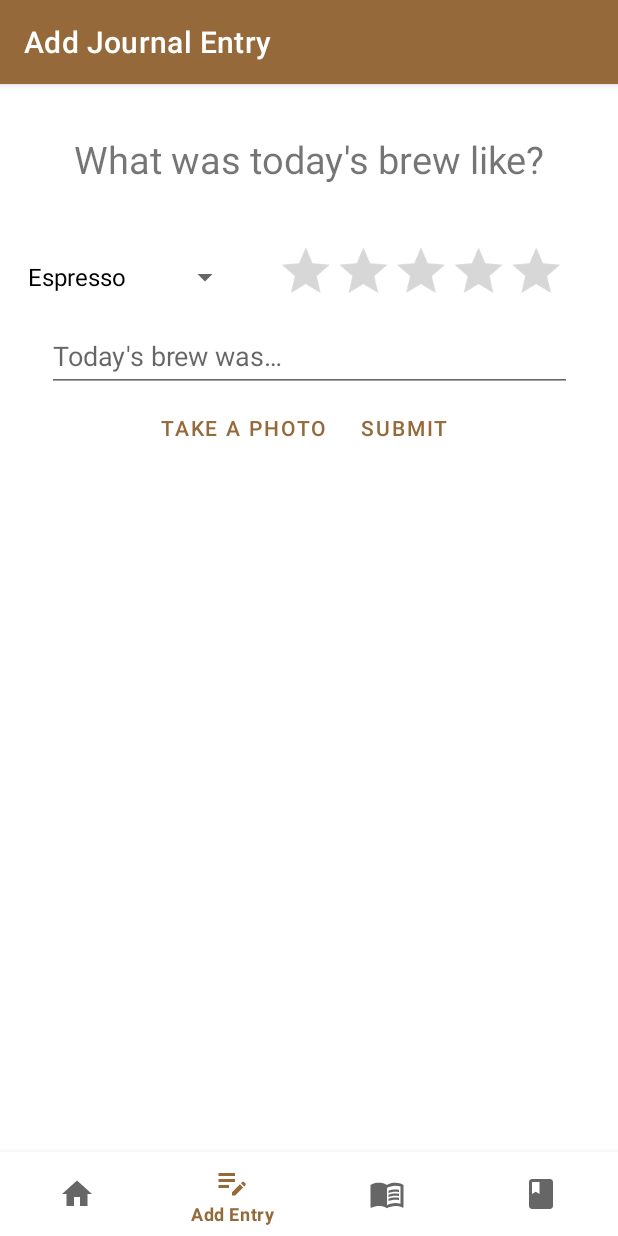
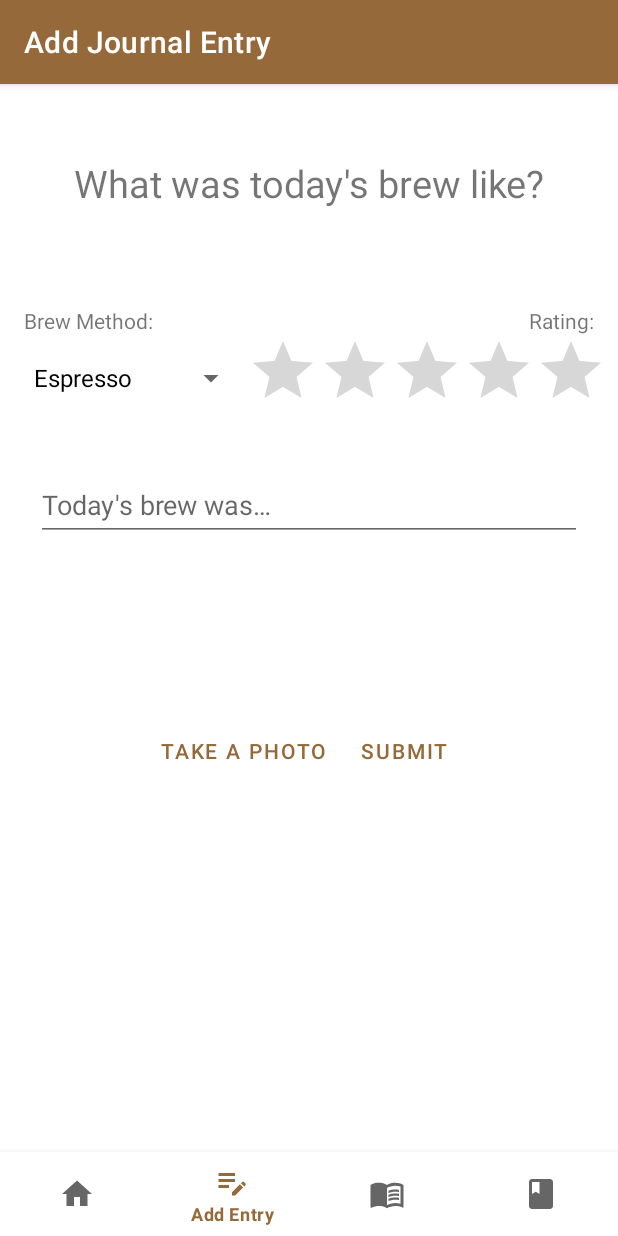
Before and after one commit to limepixl/CoffeeJournal_196068, an Android app: the AddJournalEntryFragment screen opened through its navigation route, on a phone screen of 412 x 824 dp. Run offline under Robolectric (Android 15) with nearby library versions, the phone set to English and light mode, and no system bars; our stand-ins replace Room's generated code, navigation-ui.

Commit message:
Improved spacing of fragment_add_journal_entry.xml

```diff
--- a/app/src/main/res/layout/fragment_add_journal_entry.xml
+++ b/app/src/main/res/layout/fragment_add_journal_entry.xml
@@ -11,6 +11,7 @@
         android:id="@+id/tvWelcomeText"
         android:layout_width="match_parent"
         android:layout_height="100dp"
+        android:layout_marginTop="16dp"
         android:gravity="center"
         android:text="@string/welcome_text"
         android:textAlignment="center"
@@ -19,37 +20,67 @@
         app:layout_constraintTop_toTopOf="parent" />
 
     <LinearLayout
+        android:id="@+id/linearLayoutLabels"
+        android:layout_width="0dp"
+        android:layout_height="wrap_content"
+        android:layout_marginLeft="16dp"
+        android:layout_marginTop="32dp"
+        android:layout_marginRight="16dp"
+        android:orientation="horizontal"
+        app:layout_constraintLeft_toLeftOf="parent"
+        app:layout_constraintRight_toRightOf="parent"
+        app:layout_constraintTop_toBottomOf="@id/tvWelcomeText">
+
+        <TextView
+            android:id="@+id/tvSpinnerLabel"
+            android:layout_width="wrap_content"
+            android:layout_height="wrap_content"
+            android:layout_weight="1"
+            android:text="Brew Method:" />
+
+        <TextView
+            android:id="@+id/tvRatingBarLabel"
+            android:layout_width="wrap_content"
+            android:layout_height="wrap_content"
+            android:layout_weight="1"
+            android:text="Rating:"
+            android:textAlignment="textEnd" />
+    </LinearLayout>
+
+    <LinearLayout
         android:id="@+id/linearLayout"
         android:layout_width="match_parent"
         android:layout_height="wrap_content"
+        android:layout_marginStart="8dp"
         android:gravity="center"
         android:orientation="horizontal"
+        app:layout_constraintEnd_toEndOf="parent"
         app:layout_constraintStart_toStartOf="parent"
-        app:layout_constraintTop_toBottomOf="@+id/tvWelcomeText">
+        app:layout_constraintTop_toBottomOf="@+id/linearLayoutLabels">
 
         <Spinner
             android:id="@+id/spinner"
             android:layout_width="150dp"
             android:layout_height="match_parent"
-            android:contentDescription="@string/spinner_speakable_text"
-            />
+            android:contentDescription="@string/spinner_speakable_text" />
 
         <RatingBar
             android:id="@+id/rating_bar"
+            style="@style/Widget.AppCompat.RatingBar"
             android:layout_width="wrap_content"
             android:layout_height="wrap_content"
+            android:contentDescription="@string/rating_bar_speakable_text"
             android:numStars="5"
-            android:scaleX="0.8"
-            android:scaleY=".8"
-            android:stepSize="1"
-            android:contentDescription="@string/rating_bar_speakable_text"
-            />
+            android:stepSize="1" />
     </LinearLayout>
 
     <EditText
         android:id="@+id/et_notes"
-        android:layout_width="350dp"
+        android:layout_width="0dp"
         android:layout_height="wrap_content"
+        android:layout_marginStart="24dp"
+        android:layout_marginTop="32dp"
+        android:layout_marginEnd="24dp"
         android:autofillHints="notes"
         android:hint="@string/et_notes_hint"
         android:inputType="text"
@@ -61,43 +92,48 @@
 
     <ImageView
         android:id="@+id/iv_journal_photo"
-        android:layout_width="wrap_content"
+        android:layout_width="0dp"
         android:layout_height="wrap_content"
+        android:layout_marginStart="64dp"
+        android:layout_marginTop="16dp"
+        android:layout_marginEnd="64dp"
         android:contentDescription="@string/photo_of_your_coffee"
-        android:maxWidth="300dp"
-        android:maxHeight="200dp"
+        android:visibility="visible"
         app:layout_constraintEnd_toEndOf="parent"
         app:layout_constraintRight_toRightOf="parent"
         app:layout_constraintStart_toStartOf="parent"
         app:layout_constraintTop_toBottomOf="@id/et_notes" />
 
     <LinearLayout
+        android:id="@+id/linearLayout2"
         android:layout_width="match_parent"
         android:layout_height="wrap_content"
+        android:layout_marginTop="100dp"
         android:gravity="center"
         android:orientation="horizontal"
+        app:layout_constraintEnd_toEndOf="parent"
         app:layout_constraintLeft_toLeftOf="parent"
         app:layout_constraintTop_toBottomOf="@id/iv_journal_photo">
 
         <Button
             android:id="@+id/btn_camera"
+            style="?android:attr/buttonBarButtonStyle"
             android:layout_width="wrap_content"
             android:layout_height="wrap_content"
             android:text="@string/camera_button_label"
             app:layout_constraintLeft_toLeftOf="parent"
             app:layout_constraintRight_toRightOf="parent"
-            app:layout_constraintTop_toTopOf="parent"
-            style="?android:attr/buttonBarButtonStyle" />
+            app:layout_constraintTop_toTopOf="parent" />
 
         <Button
             android:id="@+id/btn_submit"
+            style="?android:attr/buttonBarButtonStyle"
             android:layout_width="wrap_content"
             android:layout_height="wrap_content"
             android:text="@string/submit_button_label"
             app:layout_constraintLeft_toLeftOf="parent"
             app:layout_constraintRight_toRightOf="parent"
-            app:layout_constraintTop_toTopOf="parent"
-            style="?android:attr/buttonBarButtonStyle" />
+            app:layout_constraintTop_toTopOf="parent" />
 
     </LinearLayout>
 
```
